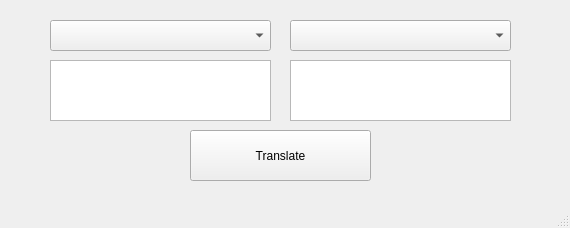
KazachonokGregory/dictionary, file qt-app/mainwindow.ui: the form before one commit.
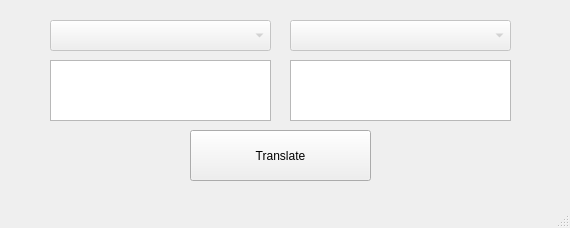
The form after the commit.

Commit message: Add command line interface

The edit to the form file:
```diff
--- a/qt-app/mainwindow.ui
+++ b/qt-app/mainwindow.ui
@@ -53,6 +53,9 @@
     </property>
    </widget>
    <widget class="QComboBox" name="originalLang">
+    <property name="enabled">
+     <bool>false</bool>
+    </property>
     <property name="geometry">
      <rect>
       <x>50</x>
@@ -63,6 +66,9 @@
     </property>
    </widget>
    <widget class="QComboBox" name="translationLang">
+    <property name="enabled">
+     <bool>false</bool>
+    </property>
     <property name="geometry">
      <rect>
       <x>290</x>
```
The commit also changes 5 other files.
